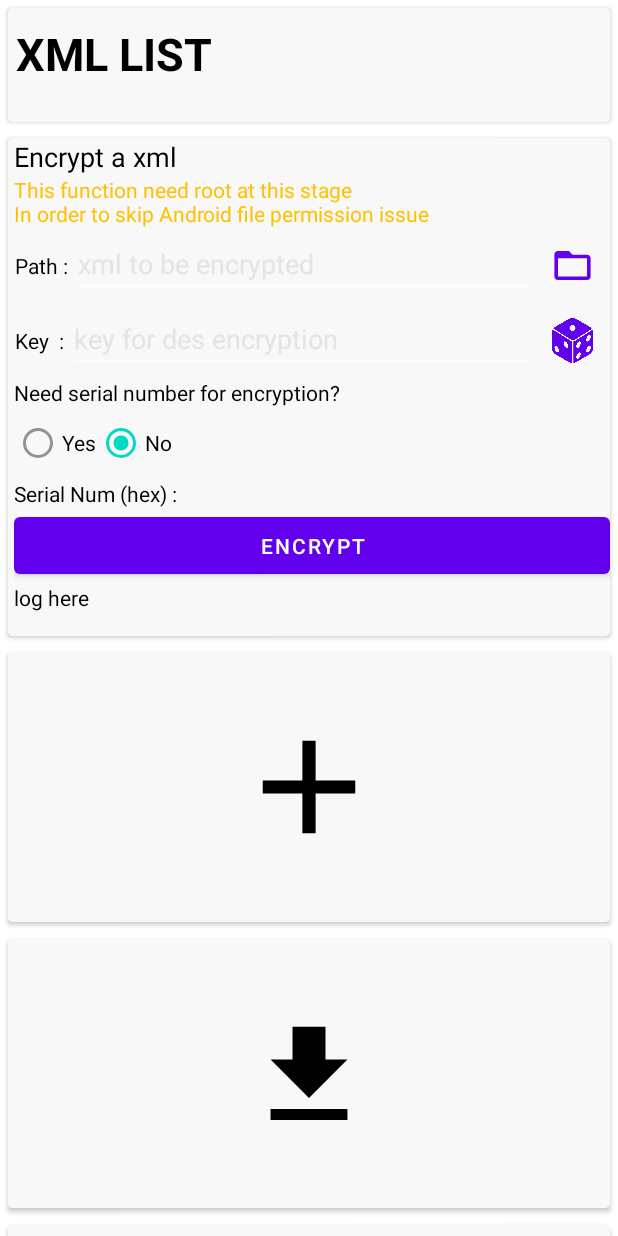
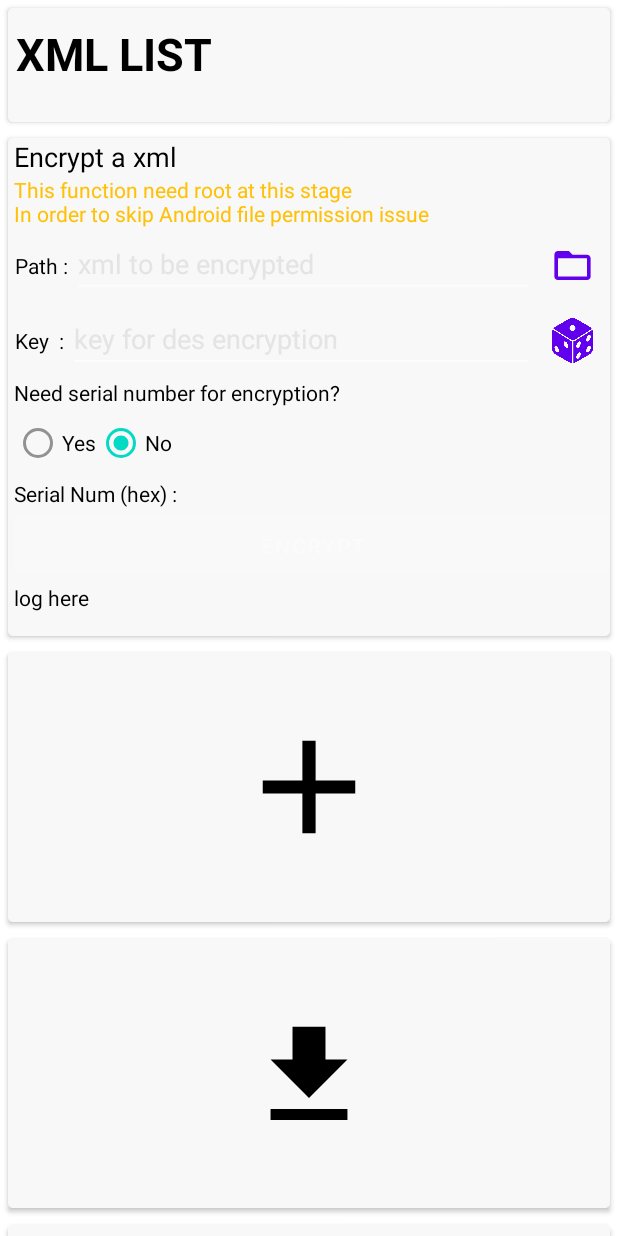
Before and after one commit to gaochuntie/agisk_client, an Android app: the fragment xmlManagerFragment shown on its own in the app's theme, on a phone screen of 412 x 824 dp. Run offline under Robolectric (Android 15) with nearby library versions, the phone set to English and light mode, and no system bars; libraries missing offline, so code that uses them is left out: com.kongzue.dialogx, com.molihuan.pathselector.

Commit message:
[BUG] Fix some bugs on no rooted device

```diff
--- a/app/src/main/java/atms/app/agiskclient/fragments/SystemInfoMap.java
+++ b/app/src/main/java/atms/app/agiskclient/fragments/SystemInfoMap.java
@@ -166,6 +166,7 @@ public class SystemInfoMap extends Fragment implements OnChartValueSelectedListe
         View view = inflater.inflate(R.layout.fragment_system_info_map, container, false);
         if (Settings.getRootAccess() == false) {
             Toast.makeText(view.getContext(), "Root Required", Toast.LENGTH_LONG).show();
+            view.findViewById(R.id.disk_driver_spinner).setEnabled(false);
             return view;
         }
         setupBasicUi(view);
--- a/app/src/main/java/atms/app/agiskclient/fragments/xmlManagerFragment.java
+++ b/app/src/main/java/atms/app/agiskclient/fragments/xmlManagerFragment.java
@@ -64,6 +64,7 @@ import java.util.List;
 import atms.app.agiskclient.ConfigBox.XmlProcessor;
 import atms.app.agiskclient.MainActivity;
 import atms.app.agiskclient.R;
+import atms.app.agiskclient.Settings;
 import atms.app.agiskclient.Tools.ClipboardUtil;
 import atms.app.agiskclient.Tools.FileForceWriteListener;
 import atms.app.agiskclient.Tools.FileUtils;
@@ -196,6 +197,9 @@ public class xmlManagerFragment extends Fragment {
     private static final int PICK_XML_FILE_NEW = 2; // Unique request code
 
     private void setupXmlEncrypt() {
+        if (!Settings.getRootAccess()) {
+            enXml_en.setEnabled(false);
+        }
         enXml_rg.setOnCheckedChangeListener(new RadioGroup.OnCheckedChangeListener() {
             @Override
             public void onCheckedChanged(RadioGroup radioGroup, int i) {
```
